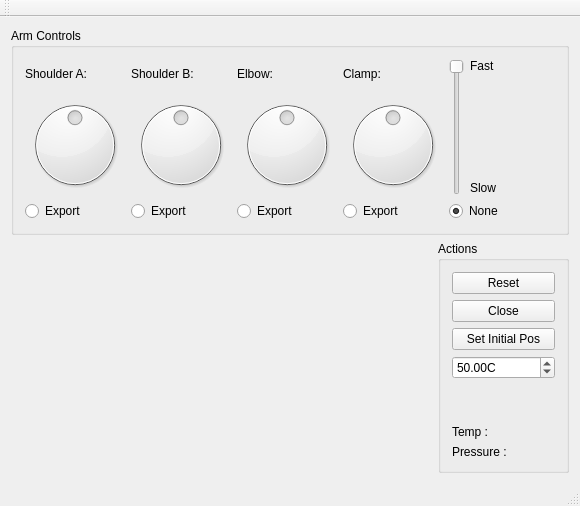
First picture: the form in RoboticArmCode/mainwindow.ui, repository kyriakouandreas/RoboticArm, before the edit.
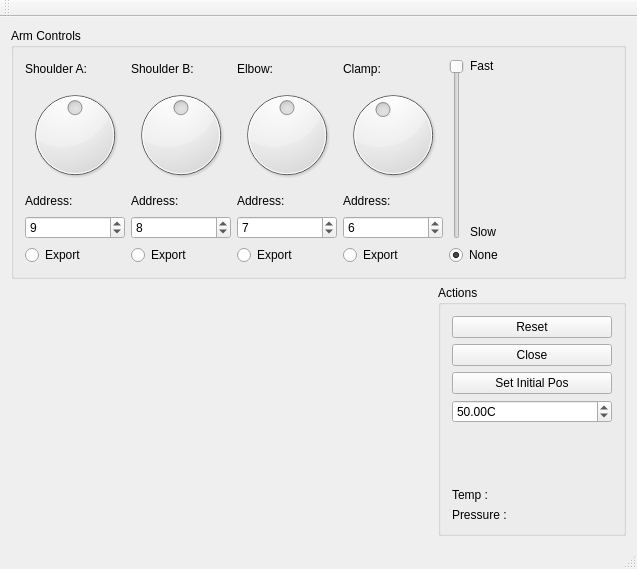
Second picture: the form after the edit. Custom widgets are drawn as their Qt base class.

```diff
--- a/RoboticArmCode/mainwindow.ui
+++ b/RoboticArmCode/mainwindow.ui
@@ -6,8 +6,8 @@
    <rect>
     <x>0</x>
     <y>0</y>
-    <width>580</width>
-    <height>506</height>
+    <width>637</width>
+    <height>569</height>
    </rect>
   </property>
   <property name="windowTitle">
@@ -50,6 +50,23 @@
                </property>
               </widget>
              </item>
+             <item>
+              <widget class="QLabel" name="label_3">
+               <property name="text">
+                <string>Address:</string>
+               </property>
+              </widget>
+             </item>
+             <item>
+              <widget class="QSpinBox" name="sBox_addrSA">
+               <property name="maximum">
+                <number>11</number>
+               </property>
+               <property name="value">
+                <number>9</number>
+               </property>
+              </widget>
+             </item>
              <item>
               <widget class="QRadioButton" name="rBtn_MtrSA">
                <property name="text">
@@ -84,6 +101,23 @@
                </property>
               </widget>
              </item>
+             <item>
+              <widget class="QLabel" name="label_4">
+               <property name="text">
+                <string>Address:</string>
+               </property>
+              </widget>
+             </item>
+             <item>
+              <widget class="QSpinBox" name="sBox_addrSB">
+               <property name="maximum">
+                <number>11</number>
+               </property>
+               <property name="value">
+                <number>8</number>
+               </property>
+              </widget>
+             </item>
              <item>
               <widget class="QRadioButton" name="rBtn_MtrSB">
                <property name="text">
@@ -118,6 +152,23 @@
                </property>
               </widget>
              </item>
+             <item>
+              <widget class="QLabel" name="label_5">
+               <property name="text">
+                <string>Address:</string>
+               </property>
+              </widget>
+             </item>
+             <item>
+              <widget class="QSpinBox" name="sBox_addrE">
+               <property name="maximum">
+                <number>11</number>
+               </property>
+               <property name="value">
+                <number>7</number>
+               </property>
+              </widget>
+             </item>
              <item>
               <widget class="QRadioButton" name="rBtn_MtrElbow">
                <property name="text">
@@ -139,7 +190,7 @@
              <item>
               <widget class="QDial" name="dial_MotorClamp">
                <property name="maximum">
-                <number>30</number>
+                <number>35</number>
                </property>
                <property name="value">
                 <number>15</number>
@@ -155,6 +206,23 @@
                </property>
               </widget>
              </item>
+             <item>
+              <widget class="QLabel" name="label_6">
+               <property name="text">
+                <string>Address:</string>
+               </property>
+              </widget>
+             </item>
+             <item>
+              <widget class="QSpinBox" name="sBox_addrC">
+               <property name="maximum">
+                <number>11</number>
+               </property>
+               <property name="value">
+                <number>6</number>
+               </property>
+              </widget>
+             </item>
              <item>
               <widget class="QRadioButton" name="rBtn_MtrClaw">
                <property name="text">
```
Left out of the diff: 2 changed lines with no effect on the pictures.
